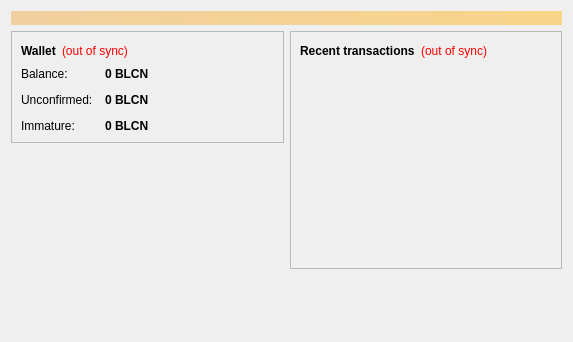
The window that src/qt/forms/overviewpage.ui (tetrisblockchain/BlockCoin) describes before a commit, drawn with Qt 5.
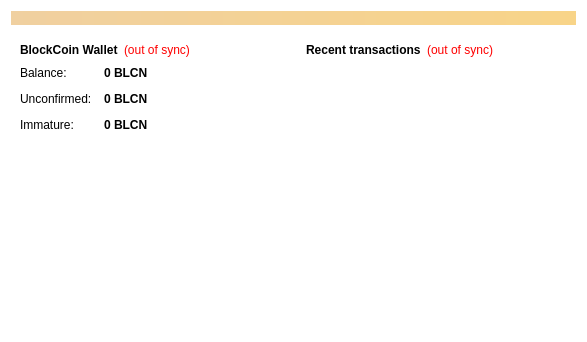
The same window after the commit. Icons and pictures are not drawn.

The edit to the form file:
```diff
--- a/src/qt/forms/overviewpage.ui
+++ b/src/qt/forms/overviewpage.ui
@@ -6,15 +6,15 @@
    <rect>
     <x>0</x>
     <y>0</y>
-    <width>573</width>
+    <width>587</width>
     <height>342</height>
    </rect>
   </property>
   <property name="windowTitle">
    <string>Form</string>
   </property>
-  <property name="autoFillBackground">
-   <bool>false</bool>
+  <property name="styleSheet">
+   <string notr="true">QWidget{background-color: rgb(255,255,255);}</string>
   </property>
   <layout class="QVBoxLayout" name="topLayout">
    <item>
@@ -39,6 +39,9 @@
       <layout class="QVBoxLayout" name="verticalLayout_2">
        <item>
         <widget class="QFrame" name="frame">
+         <property name="styleSheet">
+          <string notr="true">QFrame{border:none;}</string>
+         </property>
          <property name="frameShape">
           <enum>QFrame::StyledPanel</enum>
          </property>
@@ -57,7 +60,7 @@
                </font>
               </property>
               <property name="text">
-               <string>Wallet</string>
+               <string>BlockCoin Wallet</string>
               </property>
              </widget>
             </item>
@@ -237,6 +240,9 @@
       <layout class="QVBoxLayout" name="verticalLayout_3">
        <item>
         <widget class="QFrame" name="frame_2">
+         <property name="styleSheet">
+          <string notr="true">QFrame{border:none;}</string>
+         </property>
          <property name="frameShape">
           <enum>QFrame::StyledPanel</enum>
          </property>
```
Left out of the diff: 16 changed lines with no effect on the pictures.
